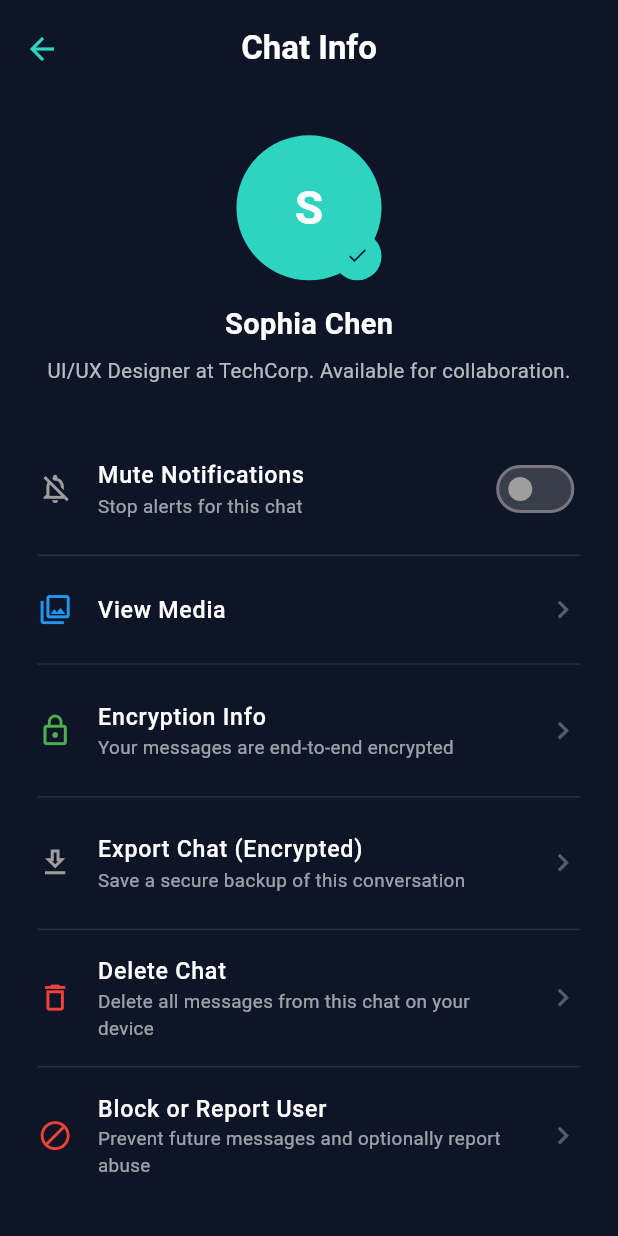
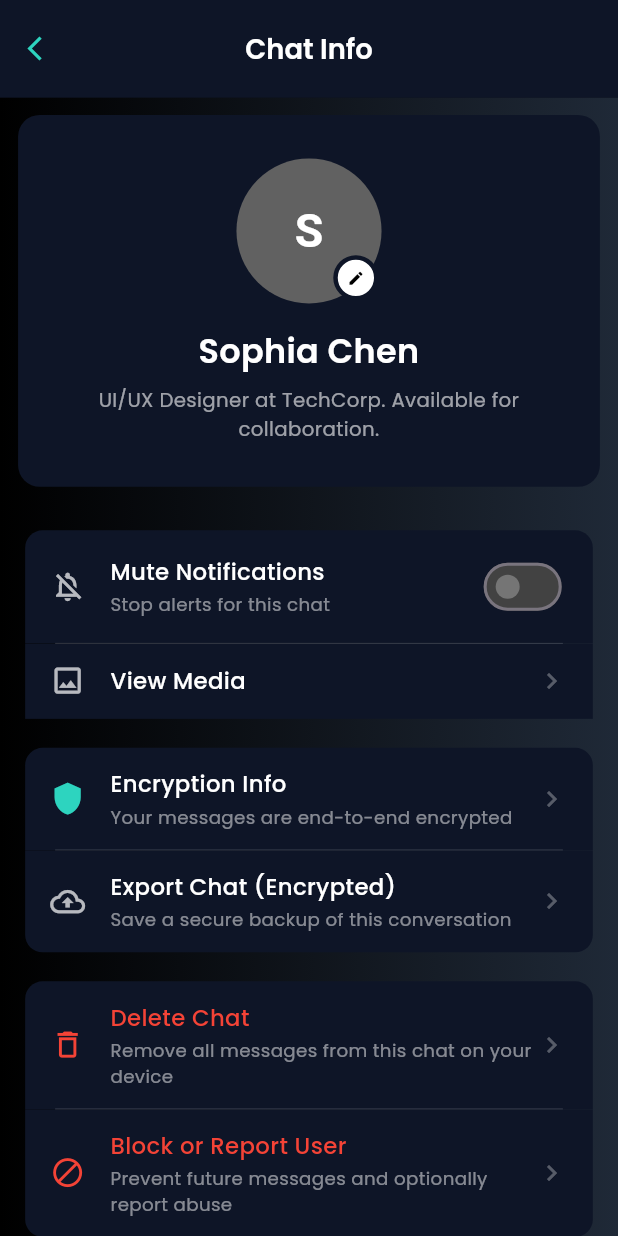
Before and after one commit to nahidshuvo1802/niche_line_messaging, a Flutter app: the ChatInfoScreen screen opened directly, on a phone screen of 412 x 824 dp. Run offline on Flutter 3.47's test engine with Material 3 defaults, Android fonts, the phone set to English and light mode, and no system bars; our stand-ins replace cached_network_image, firebase_auth, firebase_core, flutter_screenutil, flutter_spinkit, flutter_svg and 13 more; accounts and stored records are empty; network calls fail.

Commit message:
updates of one to one chat

```diff
--- a/lib/view/screens/home/views/chat_screen_one.dart
+++ b/lib/view/screens/home/views/chat_screen_one.dart
@@ -74,7 +74,9 @@
           size: 20.sp,
         ),
       ),
-      title: Row(
+      title: Transform.translate(
+        offset: Offset(-20, 0        ),
+        child: Row(
           children: [
             CircleAvatar(
               radius: 18.r,
@@ -118,6 +120,7 @@
               ),
             ),
           ],
+        ),
       ),
       actions: [
         IconButton(
--- a/lib/view/screens/home/views/recipient_info_screen.dart
+++ b/lib/view/screens/home/views/recipient_info_screen.dart
@@ -1,11 +1,11 @@
-
-// ==================== UI SCREEN ====================
-// chat_info_screen.dart
 import 'package:flutter/material.dart';
 import 'package:flutter_screenutil/flutter_screenutil.dart';
 import 'package:get/get.dart';
+import 'package:niche_line_messaging/utils/app_colors/app_colors.dart';
+import 'package:niche_line_messaging/view/components/custom_text/custom_text.dart';
 import 'package:niche_line_messaging/view/screens/home/controller/recipient_controller.dart';
 
+// ==================== Chat Info Screen ====================
 class ChatInfoScreen extends StatelessWidget {
   const ChatInfoScreen({super.key});
 
@@ -14,61 +14,220 @@
     final controller = Get.put(ChatInfoController());
 
     return Scaffold(
-      backgroundColor: const Color(0xFF0E1527), // Dark navy
-      appBar: AppBar(
-        backgroundColor: const Color(0xFF0E1527),
-        elevation: 0,
-        leading: IconButton(
-          icon: const Icon(Icons.arrow_back, color: Color(0xFF2DD4BF)),
-          onPressed: () => Get.back(),
-        ),
-        title: const Text(
-          'Chat Info',
-          style: TextStyle(
-            color: Colors.white,
-            fontWeight: FontWeight.w600,
-          ),
-        ),
-        centerTitle: true,
-      ),
+      backgroundColor: const Color(0xFF0A0E1A),
+      appBar: _buildAppBar(),
       body: Obx(() {
         if (controller.isLoading.value) {
-          return const Center(
-            child: CircularProgressIndicator(color: Color(0xFF2DD4BF)),
+          return _buildLoadingState();
+        }
+
+        final chatInfo = controller.chatInfo.value;
+        if (chatInfo == null) {
+          return _buildErrorState();
+        }
+
+        return _buildContent(chatInfo, controller);
+      }),
     );
   }
 
-        final chat = controller.chatInfo.value;
-        if (chat == null) {
-          return const Center(
-            child: Text(
-              'No chat info available',
-              style: TextStyle(color: Colors.white),
+  // ==================== AppBar ====================
+  PreferredSizeWidget _buildAppBar() {
+    return AppBar(
+      // backgroundColor: AppColors.primary,
+      elevation: 0,
+      leading: IconButton(
+        onPressed: () => Get.back(),
+        icon: Icon(
+          Icons.arrow_back_ios,
+          color: const Color(0xFF2DD4BF),
+          size: 20.sp,
+        ),
+      ),
+      title: CustomText(
+        text: 'Chat Info',
+        fontSize: 18.sp,
+        fontWeight: FontWeight.w600,
+        color: Colors.white,
+      ),
+      centerTitle: true,
+    );
+  }
+
+  // ==================== Content ====================
+  Widget _buildContent(dynamic chatInfo, ChatInfoController controller) {
+    return Container(
+      height: double.infinity,
+      width: double.infinity,
+     decoration: const BoxDecoration(
+        gradient: LinearGradient(
+          colors: [
+            Color(0xFF000000),
+            Color.fromARGB(255, 31, 41, 55),
+          ],
+          tileMode: TileMode.mirror,
+          begin: Alignment.centerLeft,
+          end: Alignment.centerRight,
+        ),
+      ),
+      child: SingleChildScrollView(
+        child: Column(
+          children: [
+             SizedBox(height: 12.h),
+            _buildProfileSection(chatInfo),
+            SizedBox(height: 30.h),
+            _buildSwitchOption(
+              icon: Icons.notifications_off_outlined,
+              title: 'Mute Notifications',
+              subtitle: 'Stop alerts for this chat',
+              value: chatInfo.isMuted ?? false,
+              onChanged: controller.toggleMuteNotifications,
+              isLoading: controller.isMuteToggling,
+            ),
+            //========================DIVIDER===============================
+             Container(height: 0.3.h,width: 350.h,color: const Color.fromARGB(209, 255, 255, 255),),
+            _buildNavigationOption(
+              icon: Icons.image_outlined,
+              title: 'View Media',
+              onTap: controller.viewMedia,
+            ),
+            SizedBox(height: 20.h),
+            _buildNavigationOption(
+              icon: Icons.shield,
+              title: 'Encryption Info',
+              subtitle: 'Your messages are end-to-end encrypted',
+              onTap: controller.viewEncryptionInfo,
+              iconColor: const Color(0xFF2DD4BF),
+              borderRadius:  BorderRadius.vertical(top: Radius.circular(12.r))
+            ),
+             //========================DIVIDER===============================
+             Container(height: 0.3.h,width: 350.h,color: const Color.fromARGB(209, 255, 255, 255),),
+            _buildNavigationOption(
+
+              icon: Icons.cloud_upload_outlined,
+              title: 'Export Chat (Encrypted)',
+              subtitle: 'Save a secure backup of this conversation',
+              onTap: controller.exportChat,
+              borderRadius:  BorderRadius.vertical(bottom: Radius.circular(12.r))
+            ),
+            SizedBox(height: 20.h),
+            _buildNavigationOption(
+              icon: Icons.delete_outline,
+              title: 'Delete Chat',
+              subtitle: 'Remove all messages from this chat on your device',
+              onTap: controller.deleteChat,
+              iconColor: Colors.red,
+              titleColor: Colors.red,
+              borderRadius:  BorderRadius.vertical(top: Radius.circular(12.r))
+            ),
+             //========================DIVIDER===============================
+             Container(height: 0.3.h,width: 350.h,color: const Color.fromARGB(209, 255, 255, 255),),
+
+            _buildNavigationOption(
+              icon: Icons.block_outlined,
+              title: 'Block or Report User',
+              subtitle: 'Prevent future messages and optionally report abuse',
+              onTap: controller.blockOrReportUser,
+              iconColor: Colors.red,
+              titleColor: Colors.red,
+               borderRadius:  BorderRadius.vertical(bottom: Radius.circular(12.r))
+            ),
+            SizedBox(height: 32.h),
+            _buildFooterNote(),
+            SizedBox(height: 40.h),
+          ],
+        ),
       ),
     );
   }
 
-        return SingleChildScrollView(
+  // ==================== Loading State ====================
+  Widget _buildLoadingState() {
+    return Center(
+      child: CircularProgressIndicator(color: const Color(0xFF2DD4BF)),
+    );
+  }
+
+  // ==================== Error State ====================
+  Widget _buildErrorState() {
+    return Center(
+      child: Column(
+        mainAxisAlignment: MainAxisAlignment.center,
+        children: [
+          Icon(
+            Icons.error_outline,
+            size: 80.sp,
+            color: Colors.white.withOpacity(0.3),
+          ),
+          SizedBox(height: 16.h),
+          CustomText(
+            text: 'No chat info available',
+            fontSize: 18.sp,
+            fontWeight: FontWeight.w600,
+            color: Colors.white.withOpacity(0.7),
+          ),
+          SizedBox(height: 8.h),
+          CustomText(
+            text: 'Failed to load chat information',
+            fontSize: 14.sp,
+            fontWeight: FontWeight.w400,
+            color: Colors.white.withOpacity(0.5),
+          ),
+        ],
+      ),
+    );
+  }
+
+  // ==================== Profile Section ====================
+  Widget _buildProfileSection(dynamic chatInfo) {
+    return Container(
+      width: 370.w,
+      padding: EdgeInsets.symmetric(vertical: 30.h),
+      decoration: BoxDecoration(
+        color:  const Color.fromARGB(255, 14, 21, 39),
+        borderRadius: BorderRadius.vertical(bottom: Radius.circular(15.r),top:  Radius.circular(15.r)),
+      ),
       child: Column(
         children: [
-              // ==================== Profile Section ====================
-              Container(
-                width: double.infinity,
-                padding: EdgeInsets.all(24.w),
-                child: Column(
-                  children: [
-                    // Profile Image
-                    Stack(
+          _buildProfileAvatar(chatInfo),
+          SizedBox(height: 16.h),
+          CustomText(
+            text: chatInfo.name,
+            fontSize: 22.sp,
+            fontWeight: FontWeight.w600,
+            color: Colors.white,
+          ),
+          SizedBox(height: 8.h),
+          Padding(
+            padding: EdgeInsets.symmetric(horizontal: 32.w),
+            child: CustomText(
+              text: chatInfo.bio ?? 'No bio available',
+              fontSize: 13.sp,
+              fontWeight: FontWeight.w400,
+              color: Colors.white.withOpacity(0.6),
+              textAlign: TextAlign.center,
+              maxLines: 3,
+            ),
+          ),
+        ],
+      ),
+    );
+  }
+
+  // ==================== Profile Avatar ====================
+  Widget _buildProfileAvatar(dynamic chatInfo) {
+    final hasImage = chatInfo.profileImage != null &&
+                      chatInfo.profileImage!.isNotEmpty;
+
+    return Stack(
       children: [
         CircleAvatar(
           radius: 50.r,
-                          backgroundColor: const Color(0xFF2DD4BF),
-                          backgroundImage: (chat.profileImage != null && chat.profileImage!.isNotEmpty)
-                              ? NetworkImage(chat.profileImage!)
-                              : null,
-                          child: (chat.profileImage == null || chat.profileImage!.isEmpty)
+          backgroundColor: Colors.grey[700],
+          backgroundImage: hasImage ? NetworkImage(chatInfo.profileImage!) : null,
+          child: !hasImage
               ? Text(
-                                  chat.name[0].toUpperCase(),
+                  chatInfo.name[0].toUpperCase(),
                   style: TextStyle(
                     fontSize: 32.sp,
                     fontWeight: FontWeight.bold,
@@ -78,226 +237,168 @@
               : null,
         ),
         Positioned(
-                          right: 0,
-                          bottom: 0,
+          right: 2,
+          bottom: 2,
           child: Container(
-                            padding: EdgeInsets.all(8.w),
-                            decoration: const BoxDecoration(
-                              color: Color(0xFF2DD4BF),
+            padding: EdgeInsets.all(6.w),
+            decoration: BoxDecoration(
+              color: const Color.fromARGB(255, 255, 255, 255),
               shape: BoxShape.circle,
+              border: Border.all(
+                color: const Color.fromARGB(255, 14, 21, 39),
+                width: 3,
               ),
-                            child: Icon(
-                              Icons.check,
-                              size: 16.sp,
-                              color: const Color(0xFF0E1527),
             ),
+            child: Icon(Icons.edit, size: 12.sp, color: const Color.fromARGB(255, 0, 0, 0)),
           ),
         ),
       ],
-                    ),
-
-                    SizedBox(height: 16.h),
-
-                    // Name
-                    Text(
-                      chat.name,
-                      style: TextStyle(
-                        fontSize: 20.sp,
-                        fontWeight: FontWeight.w600,
-                        color: Colors.white,
-                      ),
-                    ),
-
-                    SizedBox(height: 8.h),
-
-                    // Bio
-                    Text(
-                      chat.bio ?? 'No bio available',
-                      style: TextStyle(
-                        fontSize: 14.sp,
-                        color: Colors.white.withOpacity(0.7),
-                      ),
-                      textAlign: TextAlign.center,
-                      maxLines: 3,
-                    ),
-                  ],
-                ),
-              ),
-
-              // ==================== Options List ====================
-              Column(
-                children: [
-                  // Mute Notifications
-                  _buildSwitchOption(
-                    icon: Icons.notifications_off_outlined,
-                    title: 'Mute Notifications',
-                    subtitle: 'Stop alerts for this chat',
-                    value: false, // Default false - you can add isMuted to RecipientProfileModel
-                    onChanged: controller.toggleMuteNotifications,
-                    iconColor: Colors.grey,
-                  ),
-
-                  _buildDivider(),
-
-                  // View Media
-                  _buildNavigationOption(
-                    icon: Icons.photo_library_outlined,
-                    title: 'View Media',
-                    onTap: controller.viewMedia,
-                    iconColor: Colors.blue,
-                  ),
-
-                  _buildDivider(),
-
-                  // Encryption Info
-                  _buildNavigationOption(
-                    icon: Icons.lock_outline,
-                    title: 'Encryption Info',
-                    subtitle: 'Your messages are end-to-end encrypted',
-                    onTap: controller.viewEncryptionInfo,
-                    iconColor: Colors.green,
-                  ),
-
-                  _buildDivider(),
-
-                  // Export Chat
-                  _buildNavigationOption(
-                    icon: Icons.download_outlined,
-                    title: 'Export Chat (Encrypted)',
-                    subtitle: 'Save a secure backup of this conversation',
-                    onTap: controller.exportChat,
-                    iconColor: Colors.grey,
-                  ),
-
-                  _buildDivider(),
-
-                  // Delete Chat
-                  _buildNavigationOption(
-                    icon: Icons.delete_outline,
-                    title: 'Delete Chat',
-                    subtitle: 'Delete all messages from this chat on your device',
-                    onTap: controller.deleteChat,
-                    iconColor: Colors.red,
-                  ),
-
-                  _buildDivider(),
-
-                  // Block or Report
-                  _buildNavigationOption(
-                    icon: Icons.block_outlined,
-                    title: 'Block or Report User',
-                    subtitle: 'Prevent future messages and optionally report abuse',
-                    onTap: controller.blockOrReportUser,
-                    iconColor: Colors.red,
-                  ),
-                ],
-              ),
-
-              SizedBox(height: 20.h),
-
-              // ==================== Encryption Footer ====================
-              Padding(
-                padding: EdgeInsets.symmetric(horizontal: 24.w),
-                child: Text(
-                  'End-to-end encryption protects your messages. Only verified devices can decrypt them.',
-                  style: TextStyle(
-                    fontSize: 12.sp,
-                    color: Colors.white.withOpacity(0.5),
-                  ),
-                  textAlign: TextAlign.center,
-                ),
-              ),
-
-              SizedBox(height: 40.h),
-            ],
-          ),
-        );
-      }),
     );
   }
 
-  // ==================== Switch Option Widget ====================
+  // ==================== Switch Option ====================
   Widget _buildSwitchOption({
     required IconData icon,
     required String title,
     required String subtitle,
     required bool value,
     required Function(bool) onChanged,
-    required Color iconColor,
+    required RxBool isLoading,
   }) {
-    return ListTile(
-      contentPadding: EdgeInsets.symmetric(horizontal: 24.w, vertical: 8.h),
-      leading: Icon(icon, color: iconColor, size: 24.sp),
-      title: Text(
-        title,
-        style: TextStyle(
-          fontSize: 16.sp,
+    return Obx(
+      () => Container(
+        margin: EdgeInsets.symmetric(horizontal: 16.w),
+        padding: EdgeInsets.symmetric(horizontal: 16.w, vertical: 14.h),
+        decoration: BoxDecoration(
+          color: const Color.fromARGB(255, 14, 21, 39),
+          borderRadius: BorderRadius.vertical(top: Radius.circular(12.r) ),
+        ),
+        child: Row(
+          children: [
+            Icon(icon, color: Colors.white.withOpacity(0.7), size: 24.sp),
+            SizedBox(width: 16.w),
+            Expanded(
+              child: Column(
+                crossAxisAlignment: CrossAxisAlignment.start,
+                children: [
+                  CustomText(
+                    text: title,
+                    fontSize: 15.sp,
                     fontWeight: FontWeight.w500,
                     color: Colors.white,
+                    textAlign: TextAlign.left,
+                  ),
+                  SizedBox(height: 2.h),
+                  CustomText(
+                    text: subtitle,
+                    fontSize: 12.sp,
+                    fontWeight: FontWeight.w400,
+                    color: Colors.white.withOpacity(0.5),
+                    textAlign: TextAlign.left,
+                  ),
+                ],
               ),
             ),
-      subtitle: Text(
-        subtitle,
-        style: TextStyle(
-          fontSize: 13.sp,
-          color: Colors.white.withOpacity(0.6),
+            if (isLoading.value)
+              SizedBox(
+                width: 24.w,
+                height: 24.w,
+                child: CircularProgressIndicator(
+                  strokeWidth: 2,
+                  color: const Color(0xFF2DD4BF),
                 ),
-      ),
-      trailing: Switch(
+              )
+            else
+              Switch(
                 value: value,
                 onChanged: onChanged,
                 activeColor: const Color(0xFF2DD4BF),
-        activeTrackColor: const Color(0xFF2DD4BF).withOpacity(0.5),
-        inactiveThumbColor: Colors.grey,
-        inactiveTrackColor: Colors.grey.withOpacity(0.3),
+                activeTrackColor: const Color(0xFF2DD4BF).withOpacity(0.3),
+                inactiveThumbColor: Colors.grey[600],
+                inactiveTrackColor: Colors.grey[800],
+              ),
+          ],
+        ),
       ),
     );
   }
 
-  // ==================== Navigation Option Widget ====================
-  Widget _buildNavigationOption({
+  // ==================== Navigation Option ====================
+  Widget  _buildNavigationOption({
     required IconData icon,
     required String title,
     String? subtitle,
     required VoidCallback onTap,
-    required Color iconColor,
+    Color? iconColor,
+    Color? titleColor,
+    BorderRadius? borderRadius
   }) {
-    return ListTile(
-      contentPadding: EdgeInsets.symmetric(horizontal: 24.w, vertical: 8.h),
-      leading: Icon(icon, color: iconColor, size: 24.sp),
-      title: Text(
-        title,
-        style: TextStyle(
-          fontSize: 16.sp,
+    return InkWell(
+      onTap: onTap,
+      child: Container(
+        margin: EdgeInsets.symmetric(horizontal: 16.w),
+        padding: EdgeInsets.symmetric(horizontal: 16.w, vertical: 14.h),
+        decoration: BoxDecoration(
+          color: const Color.fromARGB(255, 14, 21, 39),
+          borderRadius: borderRadius,
+        ),
+        child: Row(
+          children: [
+            Icon(
+              icon,
+              color: iconColor ?? Colors.white.withOpacity(0.7),
+              size: 24.sp,
+            ),
+            SizedBox(width: 16.w),
+            Expanded(
+              child: Column(
+                crossAxisAlignment: CrossAxisAlignment.start,
+                children: [
+                  CustomText(
+                    text: title,
+                    fontSize: 15.sp,
                     fontWeight: FontWeight.w500,
-          color: Colors.white,
+                    color: titleColor ?? Colors.white,
+                    textAlign: TextAlign.left,
+                  ),
+                  if (subtitle != null) ...[
+                    SizedBox(height: 2.h),
+                    CustomText(
+                      text: subtitle,
+                      fontSize: 12.sp,
+                      fontWeight: FontWeight.w400,
+                      color: Colors.white.withOpacity(0.5),
+                      textAlign: TextAlign.left,
+                      maxLines: 2,
+                    ),
+                  ],
+                ],
               ),
             ),
-      subtitle: subtitle != null
-          ? Text(
-              subtitle,
-              style: TextStyle(
-                fontSize: 13.sp,
-                color: Colors.white.withOpacity(0.6),
-              ),
-            )
-          : null,
-      trailing: Icon(
+            Icon(
               Icons.chevron_right,
               color: Colors.white.withOpacity(0.3),
-        size: 24.sp,
+              size: 22.sp,
             ),
-      onTap: onTap,
+          ],
+        ),
+      ),
     );
   }
 
-  // ==================== Divider Widget ====================
-  Widget _buildDivider() {
-    return Divider(
-      color: Colors.white.withOpacity(0.1),
-      height: 1,
-      indent: 24.w,
-      endIndent: 24.w,
+  // ==================== Footer Note ====================
+  Widget _buildFooterNote() {
+    return Padding(
+      padding: EdgeInsets.symmetric(horizontal: 40.w),
+      child: CustomText(
+        text:
+            'End-to-end encryption protects your messages. Only verified devices can decrypt them.',
+        fontSize: 11.sp,
+        fontWeight: FontWeight.w400,
+        color: Colors.white.withOpacity(0.4),
+        textAlign: TextAlign.center,
+        maxLines: 3,
+      ),
     );
   }
 }
--- a/lib/view/screens/splash_screen/splash_screen.dart
+++ b/lib/view/screens/splash_screen/splash_screen.dart
@@ -83,7 +83,7 @@
 
                 // Slogan Text
                 Transform.translate(
-                  offset: Offset(0, -65.9),
+                  offset: Offset(0, -65.9.h),
                   child: CustomImage(
                     imageSrc: AppImages.sloganText,
                     boxFit: BoxFit.none,
```
Lines whose indentation alone changed are shown as unchanged.
